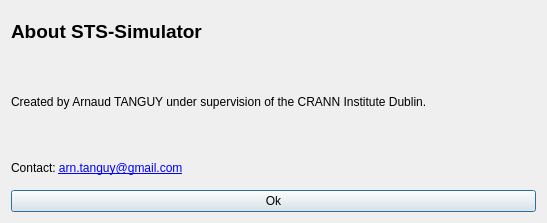
First picture: the form in aboutdialog.ui, repository arntanguy/STS-simulator, before the edit.
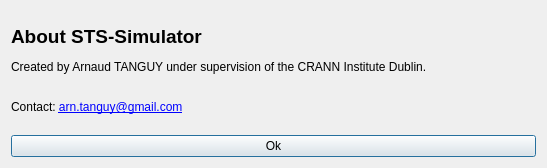
Second picture: the form after the edit.

Diff of the .ui file:
```diff
--- a/aboutdialog.ui
+++ b/aboutdialog.ui
@@ -7,7 +7,7 @@
     <x>0</x>
     <y>0</y>
     <width>543</width>
-    <height>223</height>
+    <height>168</height>
    </rect>
   </property>
   <property name="windowTitle">
@@ -17,7 +17,7 @@
    <item row="0" column="0">
     <widget class="QLabel" name="label">
      <property name="text">
-      <string>&lt;html&gt;&lt;head/&gt;&lt;body&gt;&lt;p&gt;&lt;span style=&quot; font-size:14pt; font-weight:600;&quot;&gt;About STS-Simulator&lt;/span&gt;&lt;/p&gt;&lt;p&gt;&lt;br/&gt;&lt;/p&gt;&lt;p&gt;Created by Arnaud TANGUY under supervision of the CRANN Institute Dublin.&lt;/p&gt;&lt;p&gt;&lt;br/&gt;&lt;/p&gt;&lt;p&gt;Contact: &lt;a href=&quot;mailto:arn.tanguy@gmail.com&quot;&gt;&lt;span style=&quot; text-decoration: underline; color:#0000ff;&quot;&gt;arn.tanguy@gmail.com&lt;/span&gt;&lt;/a&gt;&lt;/p&gt;&lt;/body&gt;&lt;/html&gt;</string>
+      <string>&lt;html&gt;&lt;head/&gt;&lt;body&gt;&lt;p&gt;&lt;span style=&quot; font-size:14pt; font-weight:600;&quot;&gt;About STS-Simulator&lt;/span&gt;&lt;/p&gt;&lt;p&gt;Created by Arnaud TANGUY under supervision of the CRANN Institute Dublin.&lt;br/&gt;&lt;/p&gt;&lt;p&gt;Contact: &lt;a href=&quot;mailto:arn.tanguy@gmail.com&quot;&gt;&lt;span style=&quot; text-decoration: underline; color:#0000ff;&quot;&gt;arn.tanguy@gmail.com&lt;/span&gt;&lt;/a&gt;&lt;/p&gt;&lt;/body&gt;&lt;/html&gt;</string>
      </property>
     </widget>
    </item>
```
